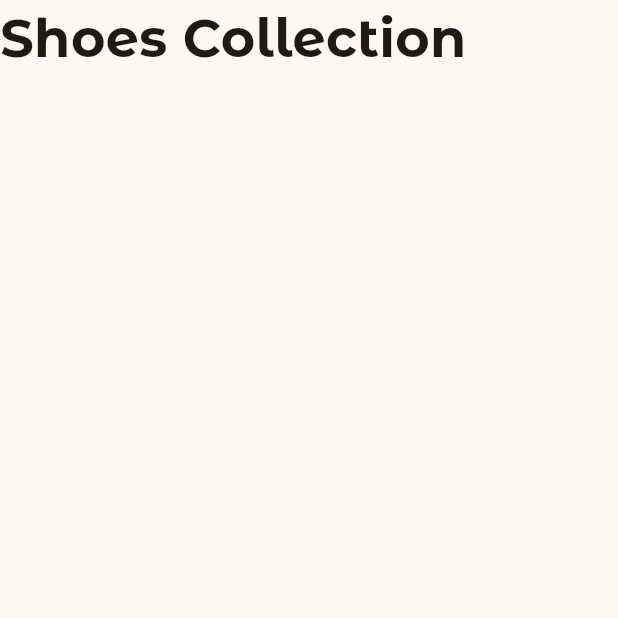
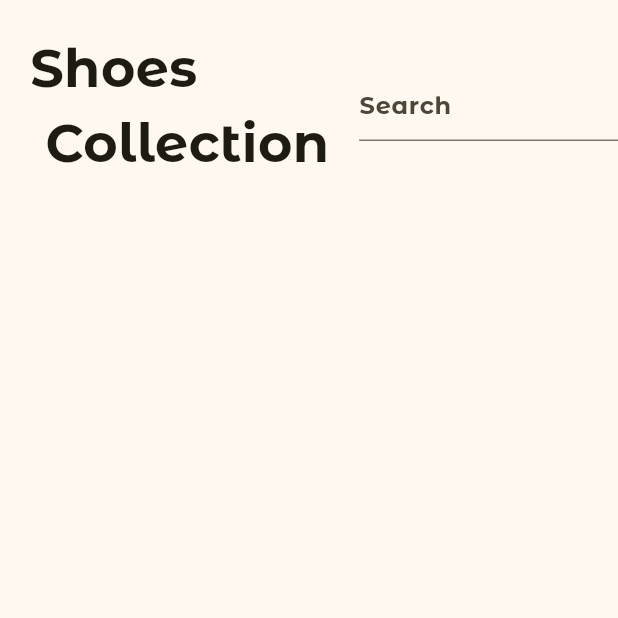
Before and after one commit to fibi123/shop_app_flutter, a Flutter app: the screen it shows after launch, on a phone screen of 412 x 824 dp, the top half of it. Run offline on Flutter 3.47's test engine with Material 3 defaults, Android fonts, the phone set to English and light mode, and no system bars.

Commit message:
added search bar

```diff
--- a/lib/home_page.dart
+++ b/lib/home_page.dart
@@ -7,20 +7,28 @@ class HomePage extends StatelessWidget {
   Widget build(BuildContext context) {
     return Scaffold(
       body: SafeArea(
-        child: Column(
+        child: Row(
             children: [
-            Text(
-              'Shoes Collection',
+              Padding(
+                padding: const EdgeInsets.all(20.0),
+                child: Text(
+                  'Shoes\n Collection',
                   style: TextStyle(
                     fontWeight: FontWeight.bold,
                     fontSize: 35,
                   )
+                ),
+              ),
+              Expanded(
+                  child: TextField(
+                    decoration: InputDecoration(
+                        hintText: 'Search',
                     )
+                  )
+              ),
             ]
           ),
-      )
-
-
+        ),
       );
   }
 }
--- a/lib/main.dart
+++ b/lib/main.dart
@@ -16,9 +16,15 @@ class MyApp extends StatelessWidget {
       theme: ThemeData(
         fontFamily: 'MontserratAlternates',
         colorScheme: ColorScheme.fromSeed(seedColor: Color.fromRGBO(254,206,1,1),
-        )
+        ),
+        inputDecorationTheme: const InputDecorationTheme(
+          hintStyle: TextStyle(
+            fontWeight: FontWeight.bold,
+            fontSize: 16,
+          ),
+        ),
       ),
-      home: HomePage() ,
+      home: const HomePage() ,
     );
   }
 }
```
Lines whose indentation alone changed are shown as unchanged.
